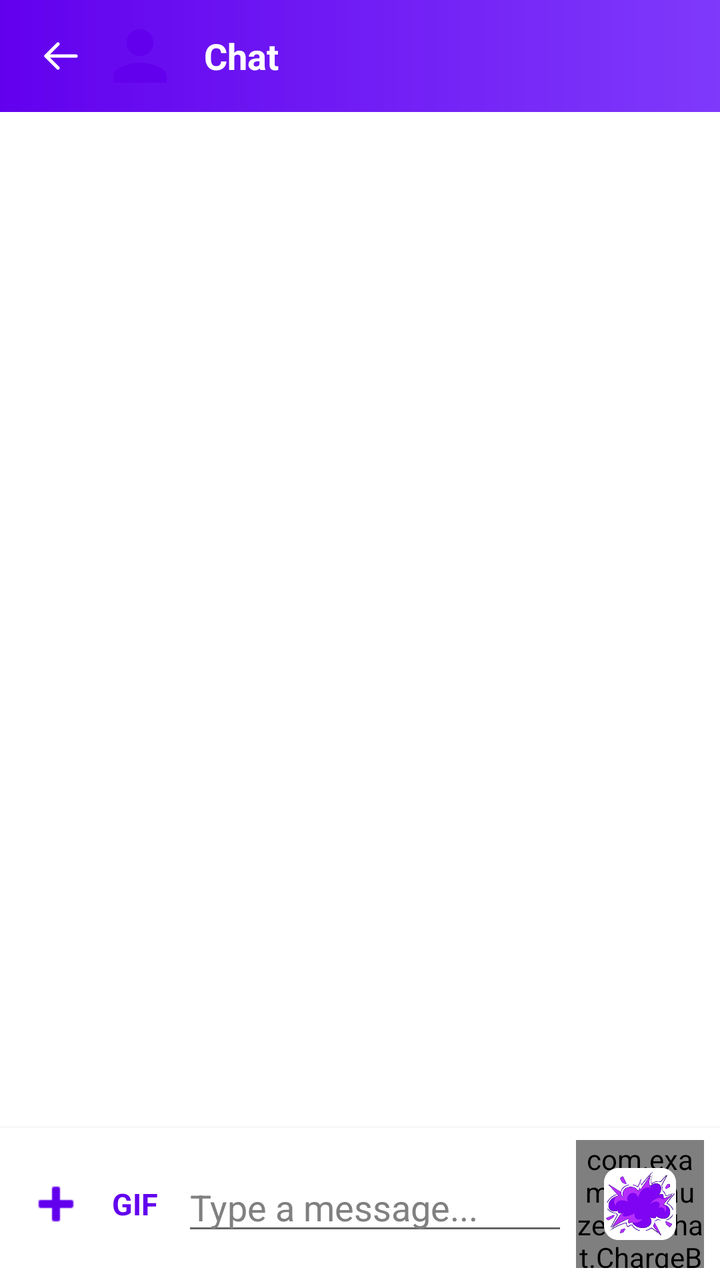
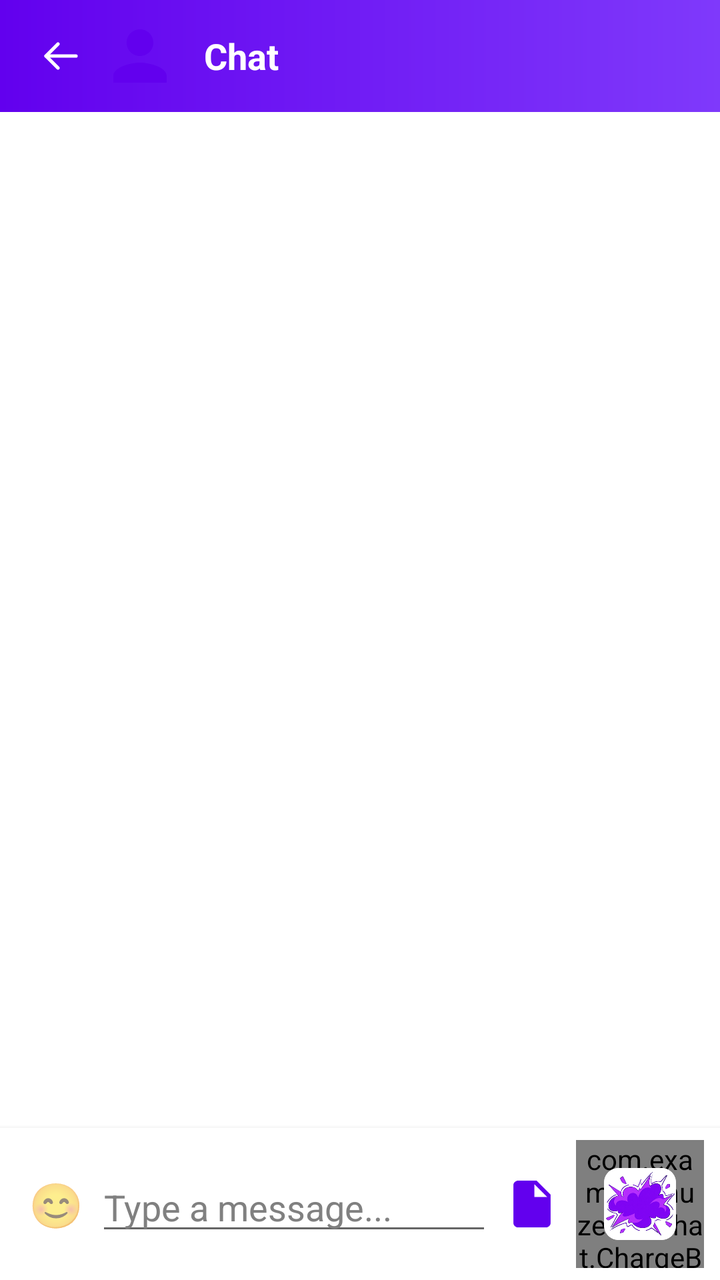

Compare the two renders of this Android layout. The source of the first and the diff that turns it into the second are given below.
<!-- AndroidManifest.xml: application theme Theme.Muzea -->
<!-- res/layout/fragment_chat_conversation.xml -->
<?xml version="1.0" encoding="utf-8"?>
<LinearLayout xmlns:android="http://schemas.android.com/apk/res/android"
    xmlns:app="http://schemas.android.com/apk/res-auto"
    android:layout_width="match_parent"
    android:layout_height="match_parent"
    android:orientation="vertical">

    <LinearLayout
        android:layout_width="match_parent"
        android:layout_height="wrap_content"
        android:background="@drawable/bg_toolbar_gradient"
        android:gravity="center_vertical"
        android:orientation="horizontal"
        android:paddingStart="8dp"
        android:paddingEnd="8dp">

        <ImageButton
            android:id="@+id/btnBack"
            android:layout_width="40dp"
            android:layout_height="40dp"
            android:layout_marginStart="2dp"
            android:background="?attr/selectableItemBackgroundBorderless"
            android:contentDescription="@string/action_back"
            android:src="@drawable/ic_arrow_back_thin"
            android:tint="@android:color/white" />

        <ImageView
            android:id="@+id/ivAvatar"
            android:layout_width="40dp"
            android:layout_height="40dp"
            android:layout_marginVertical="8dp"
            android:contentDescription="@string/avatar_description"
            android:src="@drawable/ic_default_avatar" />

        <TextView
            android:id="@+id/tvTitle"
            android:layout_width="0dp"
            android:layout_height="wrap_content"
            android:layout_marginStart="12dp"
            android:layout_weight="1"
            android:clickable="true"
            android:ellipsize="end"
            android:focusable="true"
            android:foreground="?attr/selectableItemBackgroundBorderless"
            android:maxLines="1"
            android:paddingBottom="12dp"
            android:paddingTop="12dp"
            android:text="@string/chat_title_default"
            android:textColor="@android:color/white"
            android:textSize="18sp"
            android:textStyle="bold" />

    </LinearLayout>

    <TextView
        android:id="@+id/tvNetworkBanner"
        android:layout_width="match_parent"
        android:layout_height="wrap_content"
        android:background="#FFFFF3CD"
        android:paddingStart="16dp"
        android:paddingTop="6dp"
        android:paddingEnd="16dp"
        android:paddingBottom="6dp"
        android:text="@string/network_slow_banner"
        android:textColor="#FF7A4F00"
        android:textSize="13sp"
        android:visibility="gone" />

    <LinearLayout
        android:id="@+id/pinnedBar"
        android:layout_width="match_parent"
        android:layout_height="wrap_content"
        android:background="#FFF2F2F2"
        android:gravity="center_vertical"
        android:orientation="horizontal"
        android:paddingStart="12dp"
        android:paddingTop="6dp"
        android:paddingEnd="4dp"
        android:paddingBottom="6dp"
        android:visibility="gone">

        <View
            android:layout_width="3dp"
            android:layout_height="match_parent"
            android:background="?attr/colorPrimary" />

        <ImageView
            android:layout_width="18dp"
            android:layout_height="18dp"
            android:layout_marginStart="8dp"
            android:contentDescription="@string/pinned_message_title"
            android:src="@drawable/ic_action_pin"
            android:tint="?attr/colorPrimary" />

        <LinearLayout
            android:id="@+id/pinnedBarContent"
            android:layout_width="0dp"
            android:layout_height="wrap_content"
            android:layout_marginStart="8dp"
            android:layout_weight="1"
            android:background="?attr/selectableItemBackground"
            android:clickable="true"
            android:contentDescription="@string/action_open_pinned"
            android:focusable="true"
            android:orientation="vertical">

            <TextView
                android:id="@+id/tvPinnedTitle"
                android:layout_width="match_parent"
                android:layout_height="wrap_content"
                android:ellipsize="end"
                android:maxLines="1"
                android:text="@string/pinned_message_title"
                android:textColor="?attr/colorPrimary"
                android:textSize="12sp"
                android:textStyle="bold" />

            <TextView
                android:id="@+id/tvPinnedText"
                android:layout_width="match_parent"
                android:layout_height="wrap_content"
                android:ellipsize="end"
                android:maxLines="1"
                android:textColor="@color/gray"
                android:textSize="12sp" />
        </LinearLayout>

        <ImageButton
            android:id="@+id/btnUnpin"
            android:layout_width="40dp"
            android:layout_height="40dp"
            android:background="?attr/selectableItemBackgroundBorderless"
            android:contentDescription="@string/action_unpin"
            android:src="@android:drawable/ic_menu_close_clear_cancel"
            android:tint="@color/gray" />
    </LinearLayout>

    <FrameLayout
        android:layout_width="match_parent"
        android:layout_height="0dp"
        android:layout_weight="1">

        <androidx.recyclerview.widget.RecyclerView
            android:id="@+id/recyclerViewMessages"
            android:layout_width="match_parent"
            android:layout_height="match_parent"
            android:clipToPadding="false"
            android:padding="8dp" />

        <TextView
            android:id="@+id/tvEmpty"
            android:layout_width="wrap_content"
            android:layout_height="wrap_content"
            android:layout_gravity="center"
            android:text="@string/chat_empty"
            android:textSize="16sp"
            android:visibility="gone" />

        <TextView
            android:id="@+id/tvError"
            android:layout_width="wrap_content"
            android:layout_height="wrap_content"
            android:layout_gravity="center"
            android:padding="24dp"
            android:textColor="@color/red"
            android:textSize="14sp"
            android:visibility="gone" />

        <ProgressBar
            android:id="@+id/progressBar"
            android:layout_width="wrap_content"
            android:layout_height="wrap_content"
            android:layout_gravity="center"
            android:visibility="gone" />

        
        <ProgressBar
            android:id="@+id/progressHistory"
            android:layout_width="28dp"
            android:layout_height="28dp"
            android:layout_gravity="top|center_horizontal"
            android:layout_marginTop="8dp"
            android:visibility="gone" />

    </FrameLayout>

    <HorizontalScrollView
        android:id="@+id/scrollPending"
        android:layout_width="match_parent"
        android:layout_height="wrap_content"
        android:background="@color/surface"
        android:scrollbars="none"
        android:visibility="gone">

        <LinearLayout
            android:id="@+id/pendingAttachments"
            android:layout_width="wrap_content"
            android:layout_height="wrap_content"
            android:orientation="horizontal"
            android:paddingStart="8dp"
            android:paddingTop="6dp"
            android:paddingEnd="8dp" />
    </HorizontalScrollView>


    <LinearLayout
        android:id="@+id/recordingOverlay"
        android:layout_width="match_parent"
        android:layout_height="wrap_content"
        android:background="#FFF2F2F2"
        android:gravity="center_horizontal"
        android:orientation="vertical"
        android:paddingTop="12dp"
        android:paddingBottom="12dp"
        android:visibility="gone">

        <com.google.android.material.card.MaterialCardView
            android:id="@+id/videoNotePreviewCard"
            android:layout_width="180dp"
            android:layout_height="180dp"
            app:cardCornerRadius="90dp"
            app:cardElevation="4dp"
            android:visibility="gone">

            <TextureView
                android:id="@+id/videoNotePreview"
                android:layout_width="match_parent"
                android:layout_height="match_parent" />
        </com.google.android.material.card.MaterialCardView>

        <TextView
            android:id="@+id/tvRecordingTimer"
            android:layout_width="wrap_content"
            android:layout_height="wrap_content"
            android:layout_marginTop="8dp"
            android:textColor="#FFB3261E"
            android:textSize="20sp"
            android:textStyle="bold" />

        <TextView
            android:id="@+id/tvRecordingHint"
            android:layout_width="wrap_content"
            android:layout_height="wrap_content"
            android:layout_marginTop="4dp"
            android:text="@string/recording_release_to_send"
            android:textColor="@color/gray"
            android:textSize="13sp" />
    </LinearLayout>

    <LinearLayout
        android:id="@+id/replyBanner"
        android:layout_width="match_parent"
        android:layout_height="wrap_content"
        android:background="#FFF2F2F2"
        android:gravity="center_vertical"
        android:orientation="horizontal"
        android:paddingStart="12dp"
        android:paddingTop="6dp"
        android:paddingEnd="4dp"
        android:paddingBottom="6dp"
        android:visibility="gone">

        <View
            android:layout_width="3dp"
            android:layout_height="match_parent"
            android:background="?attr/colorPrimary" />

        <LinearLayout
            android:layout_width="0dp"
            android:layout_height="wrap_content"
            android:layout_marginStart="8dp"
            android:layout_weight="1"
            android:orientation="vertical">

            <TextView
                android:id="@+id/tvReplyBannerTitle"
                android:layout_width="match_parent"
                android:layout_height="wrap_content"
                android:ellipsize="end"
                android:maxLines="1"
                android:textColor="?attr/colorPrimary"
                android:textSize="12sp"
                android:textStyle="bold" />

            <TextView
                android:id="@+id/tvReplyBannerText"
                android:layout_width="match_parent"
                android:layout_height="wrap_content"
                android:ellipsize="end"
                android:maxLines="1"
                android:textColor="@color/gray"
                android:textSize="12sp" />
        </LinearLayout>

        <ImageButton
            android:id="@+id/btnCancelReply"
            android:layout_width="40dp"
            android:layout_height="40dp"
            android:background="?attr/selectableItemBackgroundBorderless"
            android:contentDescription="@string/action_cancel_reply"
            android:src="@android:drawable/ic_menu_close_clear_cancel"
            android:tint="@color/gray" />
    </LinearLayout>

    <LinearLayout
        android:id="@+id/chargeBar"
        android:layout_width="match_parent"
        android:layout_height="wrap_content"
        android:background="@color/surface"
        android:gravity="center_vertical"
        android:orientation="horizontal"
        android:paddingStart="16dp"
        android:paddingTop="4dp"
        android:paddingEnd="16dp"
        android:visibility="gone">

        <TextView
            android:id="@+id/tvChargePercent"
            android:layout_width="wrap_content"
            android:layout_height="wrap_content"
            android:text="@string/charge_zero"
            android:textColor="?attr/colorPrimary"
            android:textSize="13sp"
            android:textStyle="bold" />

        <ProgressBar
            android:id="@+id/progressCharge"
            style="?android:attr/progressBarStyleHorizontal"
            android:layout_width="0dp"
            android:layout_height="wrap_content"
            android:layout_marginStart="10dp"
            android:layout_weight="1"
            android:max="100"
            android:progress="0" />
    </LinearLayout>

    <LinearLayout
        android:id="@+id/composerBar"
        android:layout_width="match_parent"
        android:layout_height="wrap_content"
        android:background="@color/surface"
        android:elevation="4dp"
        android:gravity="center_vertical"
        android:orientation="horizontal"
        android:paddingStart="8dp"
        android:paddingTop="6dp"
        android:paddingEnd="8dp"
        android:paddingBottom="6dp">

        <ImageButton
            android:id="@+id/btnAdd"
            android:layout_width="40dp"
            android:layout_height="40dp"
            android:background="?attr/selectableItemBackgroundBorderless"
            android:contentDescription="@string/action_attach"
            android:src="@android:drawable/ic_input_add"
            android:tint="?attr/colorPrimary" />

        <TextView
            android:id="@+id/btnGif"
            android:layout_width="wrap_content"
            android:layout_height="wrap_content"
            android:layout_marginEnd="4dp"
            android:background="?attr/selectableItemBackgroundBorderless"
            android:contentDescription="@string/action_gif"
            android:padding="8dp"
            android:text="@string/action_gif"
            android:textColor="?attr/colorPrimary"
            android:textSize="15sp"
            android:textStyle="bold" />

        <EditText
            android:id="@+id/etMessageInput"
            android:layout_width="0dp"
            android:layout_height="wrap_content"
            android:layout_weight="1"
            android:hint="@string/hint_message"
            android:imeOptions="actionSend"
            android:inputType="textMultiLine"
            android:maxLines="6"
            android:minLines="1"
            android:textColor="?android:textColorPrimary"
            android:textColorHint="@color/gray" />

        <FrameLayout
            android:layout_width="64dp"
            android:layout_height="64dp"
            android:layout_marginStart="4dp">

            <com.example.muzea.ui.chat.ChargeBurstView
                android:id="@+id/chargeBurst"
                android:layout_width="match_parent"
                android:layout_height="match_parent" />

            <ImageButton
                android:id="@+id/btnSend"
                android:layout_width="42dp"
                android:layout_height="42dp"
                android:layout_gravity="center"
                android:background="?attr/selectableItemBackgroundBorderless"
                android:contentDescription="@string/action_send"
                android:padding="3dp"
                android:scaleType="fitCenter"
                android:src="@drawable/ic_send_burst" />
        </FrameLayout>

    </LinearLayout>


    <LinearLayout
        android:id="@+id/selectionBar"
        android:layout_width="match_parent"
        android:layout_height="56dp"
        android:background="@color/surface"
        android:elevation="8dp"
        android:gravity="center_vertical"
        android:orientation="horizontal"
        android:paddingStart="16dp"
        android:paddingEnd="8dp"
        android:visibility="gone">

        <TextView
            android:id="@+id/tvSelectionCount"
            android:layout_width="0dp"
            android:layout_height="wrap_content"
            android:layout_weight="1"
            android:text="@string/selected_count"
            android:textColor="@color/purple_700"
            android:textSize="16sp"
            android:textStyle="bold" />

        <ImageButton
            android:id="@+id/btnSelectionDelete"
            android:layout_width="48dp"
            android:layout_height="48dp"
            android:background="?attr/selectableItemBackgroundBorderless"
            android:contentDescription="@string/action_delete"
            android:padding="12dp"
            android:src="@drawable/ic_action_delete"
            android:tint="@color/purple_500" />

        <ImageButton
            android:id="@+id/btnSelectionForward"
            android:layout_width="48dp"
            android:layout_height="48dp"
            android:background="?attr/selectableItemBackgroundBorderless"
            android:contentDescription="@string/action_forward"
            android:padding="12dp"
            android:src="@drawable/ic_action_forward"
            android:tint="@color/purple_500" />

        <ImageButton
            android:id="@+id/btnSelectionClose"
            android:layout_width="48dp"
            android:layout_height="48dp"
            android:background="?attr/selectableItemBackgroundBorderless"
            android:contentDescription="@string/action_cancel"
            android:padding="12dp"
            android:src="@drawable/ic_close"
            android:tint="@color/icon_tint" />
    </LinearLayout>
</LinearLayout>
<!-- resources referenced by this layout -->
<resources>
  <color name="gray">#FF808080</color>
  <color name="icon_tint">#FF6200EE</color>
  <color name="purple_500">#FF6200EE</color>
  <color name="purple_700">#FF3700B3</color>
  <color name="red">#FFFF0000</color>
  <color name="surface">#FFFFFFFF</color>
  <!-- drawable bg_toolbar_gradient (drawable) -->
  <?xml version="1.0" encoding="utf-8"?>
  <shape xmlns:android="http://schemas.android.com/apk/res/android"
      android:shape="rectangle">
      <gradient
          android:angle="0"
          android:endColor="@color/toolbar_gradient_end"
          android:startColor="@color/toolbar_gradient_start" />
  </shape>
  <!-- drawable ic_action_delete (drawable) -->
  <vector xmlns:android="http://schemas.android.com/apk/res/android"
      android:width="24dp"
      android:height="24dp"
      android:viewportWidth="24"
      android:viewportHeight="24">
      <path
          android:fillColor="#FF000000"
          android:pathData="M6,19c0,1.1 0.9,2 2,2h8c1.1,0 2,-0.9 2,-2V7H6v12zM19,4h-3.5l-1,-1h-5l-1,1H5v2h14V4z" />
  </vector>
  <!-- drawable ic_action_forward (drawable) -->
  <vector xmlns:android="http://schemas.android.com/apk/res/android"
      android:width="24dp"
      android:height="24dp"
      android:viewportWidth="24"
      android:viewportHeight="24">
      <path
          android:fillColor="#FF000000"
          android:pathData="M12,8V4l8,8 -8,8v-4H4V8z" />
  </vector>
  <!-- drawable ic_close (drawable) -->
  <vector xmlns:android="http://schemas.android.com/apk/res/android"
      android:width="24dp" android:height="24dp"
      android:viewportWidth="24" android:viewportHeight="24">
      <path android:fillColor="@color/icon_tint"
          android:pathData="M19,6.41L17.59,5 12,10.59 6.41,5 5,6.41 10.59,12 5,17.59 6.41,19 12,13.41 17.59,19 19,17.59 13.41,12z" />
  </vector>
  <string name="action_attach">Attach</string>
  <string name="action_back">Back</string>
  <string name="action_cancel">Cancel</string>
  <string name="action_cancel_reply">Cancel reply</string>
  <string name="action_delete">Delete</string>
  <string name="action_forward">Forward</string>
  <string name="action_gif">GIF</string>
  <string name="action_open_pinned">Open pinned message</string>
  <string name="action_send">Send</string>
  <string name="action_unpin">Unpin</string>
  <string name="avatar_description">User avatar</string>
  <string name="charge_zero">⚡ 0%</string>
  <string name="chat_empty">No messages yet</string>
  <string name="chat_title_default">Chat</string>
  <string name="hint_message">Type a message...</string>
  <string name="network_slow_banner">Slow connection — media will load later</string>
  <string name="pinned_message_title">Pinned message</string>
  <string name="recording_release_to_send">Release to send</string>
  <string name="selected_count">%d selected</string>
  <color name="toolbar_gradient_end">#FF7F39FB</color>
  <color name="toolbar_gradient_start">#FF6200EE</color>
  <color name="white">#FFFFFFFF</color>
  <color name="teal_200">#FF03DAC5</color>
  <color name="teal_700">#FF018786</color>
  <color name="black">#FF000000</color>
  <style name="ThemeOverlay.Muzea.Dialog" parent="ThemeOverlay.MaterialComponents.MaterialAlertDialog">
          <item name="shapeAppearanceOverlay">@style/ShapeAppearance.Muzea.Dialog</item>
          <item name="colorPrimary">@color/purple_500</item>
      </style>
  <style name="ShapeAppearance.Muzea.Dialog" parent="">
          <item name="cornerFamily">rounded</item>
          <item name="cornerSize">20dp</item>
      </style>
  <!-- unchanged entries left out for length: 5 -->
</resources>

<!-- the commit's change to res/layout/fragment_chat_conversation.xml (unified diff, before → after) -->
@@ -347,27 +347,15 @@
         android:paddingEnd="8dp"
         android:paddingBottom="6dp">
 
-        <ImageButton
-            android:id="@+id/btnAdd"
+        <TextView
+            android:id="@+id/btnGif"
             android:layout_width="40dp"
             android:layout_height="40dp"
             android:background="?attr/selectableItemBackgroundBorderless"
-            android:contentDescription="@string/action_attach"
-            android:src="@android:drawable/ic_input_add"
-            android:tint="?attr/colorPrimary" />
-
-        <TextView
-            android:id="@+id/btnGif"
-            android:layout_width="wrap_content"
-            android:layout_height="wrap_content"
-            android:layout_marginEnd="4dp"
-            android:background="?attr/selectableItemBackgroundBorderless"
-            android:contentDescription="@string/action_gif"
-            android:padding="8dp"
-            android:text="@string/action_gif"
-            android:textColor="?attr/colorPrimary"
-            android:textSize="15sp"
-            android:textStyle="bold" />
+            android:contentDescription="@string/emoji_title"
+            android:gravity="center"
+            android:text="😊"
+            android:textSize="22sp" />
 
         <EditText
             android:id="@+id/etMessageInput"
@@ -381,6 +369,17 @@
             android:minLines="1"
             android:textColor="?android:textColorPrimary"
             android:textColorHint="@color/gray" />
+
+        <ImageButton
+            android:id="@+id/btnAdd"
+            android:layout_width="36dp"
+            android:layout_height="36dp"
+            android:layout_marginStart="2dp"
+            android:background="?attr/selectableItemBackgroundBorderless"
+            android:contentDescription="@string/action_attach"
+            android:padding="6dp"
+            android:src="@drawable/ic_attach_file"
+            android:tint="?attr/colorPrimary" />
 
         <FrameLayout
             android:layout_width="64dp"
<!-- resource entries referenced after the edit -->
@@ -35,6 +35,13 @@
           android:fillColor="#FF000000"
           android:pathData="M12,8V4l8,8 -8,8v-4H4V8z" />
   </vector>
+  <!-- drawable ic_attach_file (drawable) -->
+  <vector xmlns:android="http://schemas.android.com/apk/res/android"
+      android:width="28dp" android:height="28dp"
+      android:viewportWidth="24" android:viewportHeight="24">
+      <path android:fillColor="@color/icon_tint"
+          android:pathData="M14,2H6c-1.1,0 -2,0.9 -2,2v16c0,1.1 0.9,2 2,2h12c1.1,0 2,-0.9 2,-2V8l-6,-6zM13,9V3.5L18.5,9H13z" />
+  </vector>
   <!-- drawable ic_close (drawable) -->
   <vector xmlns:android="http://schemas.android.com/apk/res/android"
       android:width="24dp" android:height="24dp"
@@ -48,7 +55,6 @@
   <string name="action_cancel_reply">Cancel reply</string>
   <string name="action_delete">Delete</string>
   <string name="action_forward">Forward</string>
-  <string name="action_gif">GIF</string>
   <string name="action_open_pinned">Open pinned message</string>
   <string name="action_send">Send</string>
   <string name="action_unpin">Unpin</string>
@@ -56,6 +62,7 @@
   <string name="charge_zero">⚡ 0%</string>
   <string name="chat_empty">No messages yet</string>
   <string name="chat_title_default">Chat</string>
+  <string name="emoji_title">Эмодзи и GIF</string>
   <string name="hint_message">Type a message...</string>
   <string name="network_slow_banner">Slow connection — media will load later</string>
   <string name="pinned_message_title">Pinned message</string>
